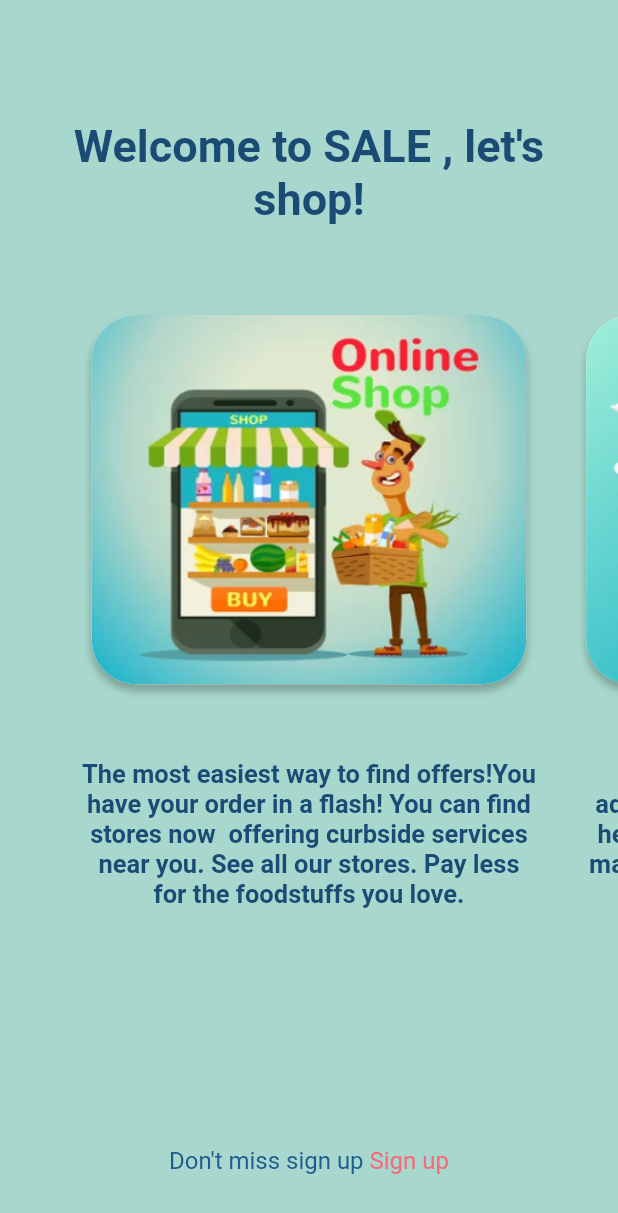
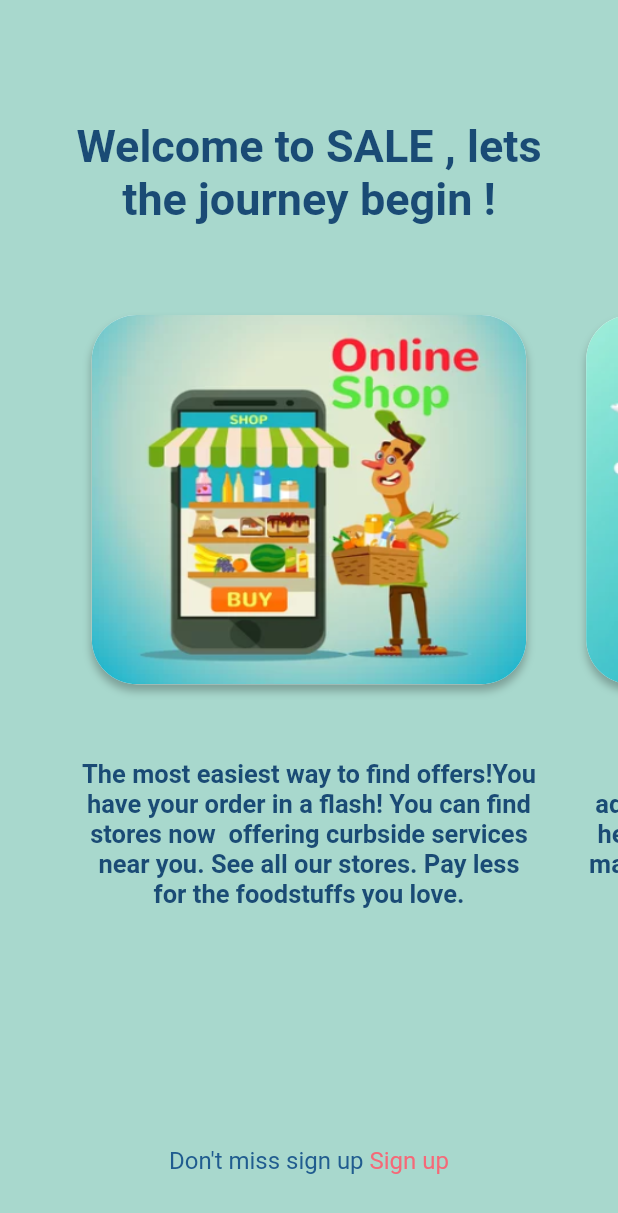
Before and after one commit to Nada-AbuHantash/gp1, a Flutter app: the AboutScreen screen opened directly, on a phone screen of 412 x 824 dp. Shown: the top 1213 px of the screen. Run offline on Flutter 3.47's test engine with Material 2 defaults, Android fonts, the light colour scheme and no system bars; our stand-ins replace carousel_slider, curved_navigation_bar, flutter_rating_bar, flutter_svg, fluttertoast, get and 5 more; missing offline and left inert: dart:js_util; accounts and stored records are empty; network calls fail.

Commit message:
new1marah

```diff
--- a/flutter2/assets/translations/ar.json
+++ b/flutter2/assets/translations/ar.json
@@ -1,4 +1,6 @@
 {
+    "m1": "مرحبًا بكم في SALE ، \n فلنبدأ الرحلة!",
+    "m": "لا تفوت التسجيل",
     "s1": "عزيزي التاجر ،",
     "s2": "أهلا بك في تطبيق SALE ، في هذا التطبيق نقدم لك أسرع طريقة لعرض وبيع منتجك ، عن طريق إضافة المنتج ، ومن ثم نعتني بالإعلان وتسليمه لأكبر عدد من العملاء في منطقتك ، كل هذا مقابل سعر بسيط تدفعه لنا مقابل هذه الخدمات ، ستكون نسبة صغيرة من كل منتج تضيفه إلى قائمتك ويتم تحديده مسبقًا من قبلنا ، إذا وافقت على ذلك يمكنك إكمال الإجراءات وسنتصل بك أنت شخصيًا عن طريق مسؤولنا في متجرك.",
     "s3": "ً* الرجاء إضافة ميزانية في المحفظة ليسهل التعامل مع النسب ،كما يجب عليك إضافة اسم المتجر.",
--- a/flutter2/assets/translations/en.json
+++ b/flutter2/assets/translations/en.json
@@ -1,4 +1,6 @@
 {
+    "m1": "Welcome to SALE , \nlets the journey begin !",
+    "m": "Don't miss sign up ",
     "s1": "Dear seller,",
     "s2": "welcome to the SALE app , in this app we offers to you the fastest way to show and sell your product ,by Adding the product, and then we take care of advertising and delivering it to the largest number of customers in your area , All this for a small price that you pay us for these services ,It will be a small percentage of each product you add to your list and it is predetermined by us ,If you agree to this You can complete the procedures and we will contact you personally by our administrator in your store.",
     "s3": "ً* Please added your budget to make it easier for us to deal with profits , And please added your supermarket name .",
@@ -12,7 +14,7 @@
     "dd": "You can't log in ,Verify that the administrator has approved your request through your email.",
     "wel": "Welcome to SALE !",
     "new": "The new price :",
-    "old":" The old price :",
+    "old": "The old price :",
     "avi": "Available up to : ",
     "pro": "Profile",
     "ww": "Something wrong you didn't save new data ! ",
--- a/flutter2/lib/view/about/abo2.dart
+++ b/flutter2/lib/view/about/abo2.dart
@@ -47,7 +47,7 @@ class _AboutState extends State<About> {
               const Padding(
                 padding: EdgeInsets.all(40.0),
                 child: Center(
-                  child: Text("Welcome to SALE , let's shop!",
+                  child: Text("Welcome to SALE !",
                       textAlign: TextAlign.center,
                       style: TextStyle(
                           fontWeight: FontWeight.bold,
--- a/flutter2/lib/view/about/about.dart
+++ b/flutter2/lib/view/about/about.dart
@@ -47,7 +47,7 @@ class _AboutScreenState extends State<AboutScreen> {
               const Padding(
                 padding: EdgeInsets.all(40.0),
                 child: Center(
-                  child: Text("Welcome to SALE , let's shop!",
+                  child: Text("Welcome to SALE , lets the journey begin !",
                        textAlign: TextAlign.center,
                       style: TextStyle(
                           fontWeight: FontWeight.bold,
@@ -77,7 +77,7 @@ class _AboutScreenState extends State<AboutScreen> {
       child: Row(
         mainAxisAlignment: MainAxisAlignment.center,
         children: [
-         Text("Don't miss sign up ",
+         Text("${getLang(context, "m")}",
         style: TextStyle(color: globalcolors.textcolor,fontSize: 16),),
         InkWell(
           onTap: () => {
--- a/flutter2/lib/view/dil.dart
+++ b/flutter2/lib/view/dil.dart
@@ -37,6 +37,7 @@ class _dilState extends State<dil> {
                  Text(
                   " ${getLang(context, "del")}",
                   style: TextStyle(
+
                       color:globalcolors.textcolor,
                       fontWeight:  FontWeight.bold, fontSize: 25,),
                 ),
--- a/flutter2/pubspec.yaml
+++ b/flutter2/pubspec.yaml
@@ -29,6 +29,7 @@ flutter_localization:
 # the latest version available on pub.dev. To see which dependencies have newer
 # versions available, run `flutter pub outdated`.
 dependencies:
+  path_provider: ^2.0.2
   carousel_slider: ^4.2.1
   custom_navigator: ^0.3.0
   flutter_rating_bar: ^4.0.1
```
Also changed, not shown: flutter2/lib/view/homecust.dart (+9 -5 lines), flutter2/assets/images/221a6b01-d1c9-4d48-8c37-e0807fb5a1685551454395106363682.jpg (deleted), flutter2/pubspec.lock, 1 other file.
